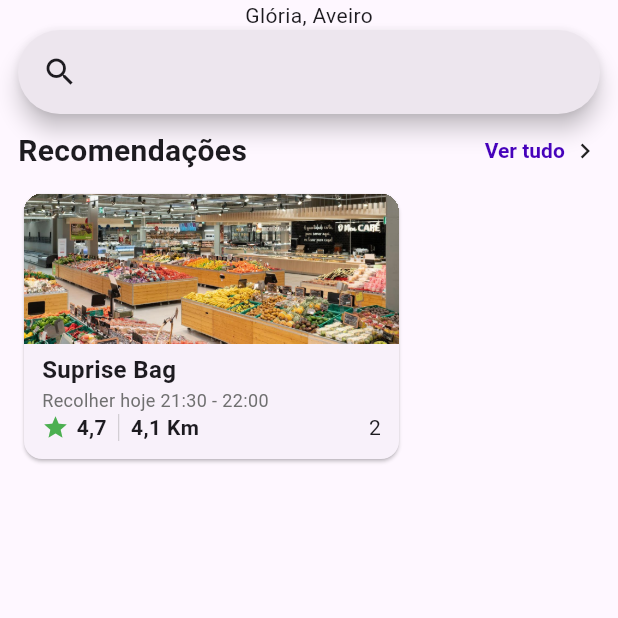
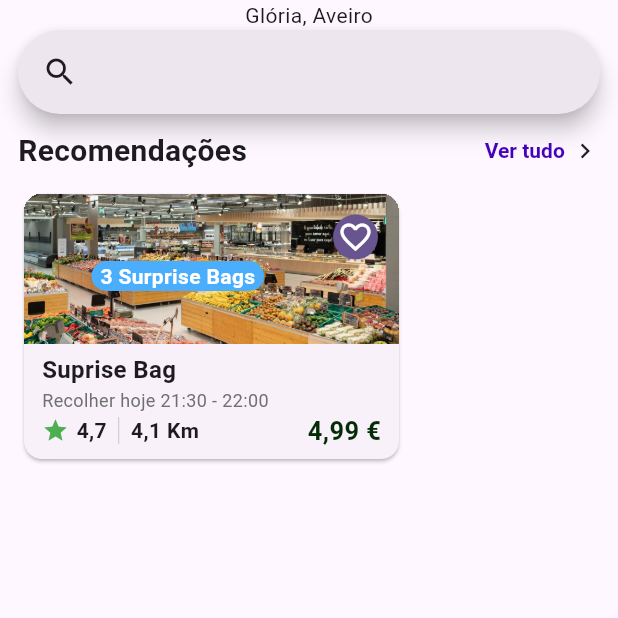
Before and after one commit to Migas77/homework_cm, a Flutter app: the screen it shows after launch, on a phone screen of 412 x 824 dp, the top half of it. Run offline on Flutter 3.47's test engine with Material 3 defaults, Android fonts, the phone set to English and light mode, and no system bars.

Commit message:
card almost done

```diff
--- a/lib/main.dart
+++ b/lib/main.dart
@@ -86,7 +86,52 @@
                               child: Column(
                                 mainAxisSize: MainAxisSize.max,
                                 children: [
-                                  Image.asset("assets/images/AuchanAveiro.jpg", fit: BoxFit.cover, width: 250, height: 100),
+                                  Stack(
+                                    children: [
+                                      Image.asset("assets/images/AuchanAveiro.jpg", fit: BoxFit.cover, width: 250, height: 100),
+                                      Positioned(
+                                        top: 5,
+                                        right: 5,
+                                        child: IconButton.filled(
+                                          padding: const EdgeInsets.all(3),
+                                          constraints: const BoxConstraints(maxHeight: 36),
+                                          onPressed: () { debugPrint('Favorite tapped.'); },
+                                          icon: const Icon(
+                                            Icons.favorite_border_outlined,
+                                            color: Colors.white
+                                          ),
+                                          // remove splash effect
+                                          splashColor: Colors.transparent,
+                                          highlightColor: Colors.transparent,
+                                        )
+                                      ),
+                                      Positioned(
+                                        top: 5,
+                                        left: 5,
+                                        child: Container(
+                                          margin: const EdgeInsets.all(40),
+                                          width: 115,
+                                          height: 20,
+                                          alignment: Alignment.center,
+                                          decoration: BoxDecoration(
+                                            color: const Color(0xFF4AAEFD), //blue
+                                            borderRadius: BorderRadius.circular(45),
+                                          ),
+                                          child: const Text(
+                                            '3 Surprise Bags',
+                                            style: TextStyle(
+                                              fontWeight: FontWeight.bold,
+                                              fontSize: 14,
+                                              color: Colors.white,
+                                            ),
+                                          ),
+                                        )
+
+                                      )
+
+
+                                    ]
+                                  ),
                                   const Padding(
                                     padding: EdgeInsets.symmetric(horizontal: 12, vertical: 6),
                                     child: Column(
@@ -125,7 +170,13 @@
                                                 ],
                                               )
                                             ),
-                                            Align(alignment: Alignment.centerRight, child: Text("2"))
+                                            Align(alignment: Alignment.centerRight, child:
+                                              Text("4,99 €", style: TextStyle(
+                                                fontWeight: FontWeight.bold,
+                                                fontSize: 17,
+                                                color: Color.fromARGB(255, 3, 44, 4)
+                                              )),
+                                            )
                                           ],
                                         )
                                       ],
```
